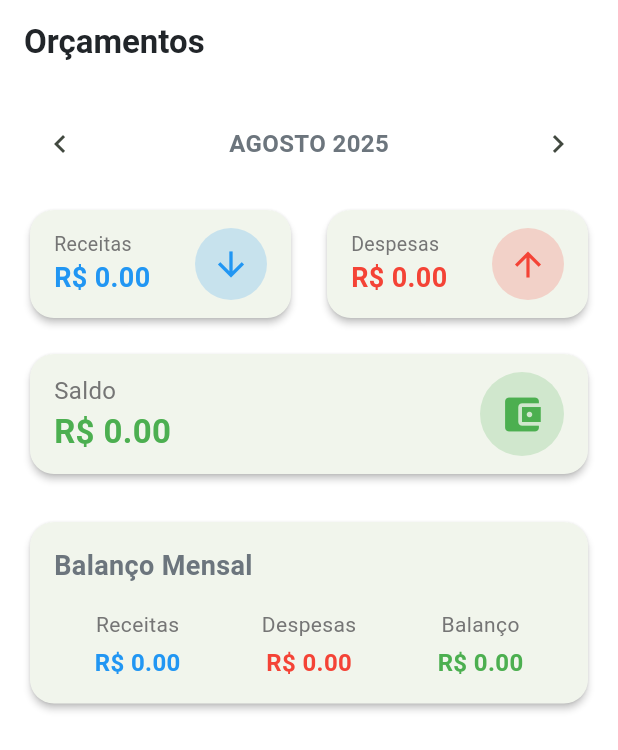
After one commit to Rudrigozx/DAM-Gerenciador_Despesas_para_Universitarios, a Flutter app: the BudgetPage screen opened by its route, after a tap on the "chevron left" icon, on a phone screen of 412 x 824 dp. The commit adds this screen. Shown: the top 750 px of the screen. Run offline on Flutter 3.47's test engine with Material 3 defaults, Android fonts, the phone set to English and light mode, and no system bars; our stand-ins replace font_awesome_flutter, go_router, sqflite; accounts and stored records are empty; Roboto replaces fonts that are missing (Poppins).

Commit message:
Criada tela de orçamentos

```diff
--- a/lib/data/repositories/TransactionRepository.dart
+++ b/lib/data/repositories/TransactionRepository.dart
@@ -99,4 +99,26 @@ class TransactionRepository {
 
     return balance;
   }
+
+  Future<double> _getSumByTypeAndMonth(TransactionType type, DateTime date) async {
+    final db = await dbService.database;
+    final firstDayOfMonth = DateTime(date.year, date.month, 1).toIso8601String();
+    final lastDayOfMonth = DateTime(date.year, date.month + 1, 0, 23, 59, 59).toIso8601String();
+
+    final result = await db.rawQuery(
+        'SELECT SUM(amount) as total FROM transactions WHERE type = ? AND date BETWEEN ? AND ?',
+        [type.index, firstDayOfMonth, lastDayOfMonth]
+    );
+
+    final total = result.first['total'];
+    return (total is double) ? total : 0.0;
+  }
+
+  Future<double> getSumOfIncomesByMonth(DateTime date) async {
+    return _getSumByTypeAndMonth(TransactionType.income, date);
+  }
+
+  Future<double> getSumOfExpensesByMonth(DateTime date) async {
+    return _getSumByTypeAndMonth(TransactionType.expense, date);
+  }
 }
--- a/lib/routing/routes.dart
+++ b/lib/routing/routes.dart
@@ -10,6 +10,7 @@ import 'package:fin_plus/ui/transactions/TransactionsPage.dart';
 import 'package:flutter/material.dart';
 import 'package:go_router/go_router.dart';
 
+import '../ui/budget/budget_page.dart';
 import '../ui/categories/category_list_page.dart';
 import '../ui/wallets/wallet_list_page.dart';
 
@@ -81,6 +82,12 @@ class AppRoutes {
         name: 'wallets-list',
         builder: (context, state) => const WalletListPage(),
       ),
+
+      GoRoute(
+        path: '/budget',
+        name: 'budget',
+        builder: (context, state) => const BudgetPage(),
+      ),
     ],
 
     // Página de erro para rotas não encontradas
--- /dev/null
+++ b/lib/ui/budget/budget_page.dart
@@ -0,0 +1,257 @@
+import 'package:fin_plus/data/repositories/sql_goal_repository_impl.dart';
+import 'package:flutter/material.dart';
+import 'package:intl/intl.dart';
+import '../../data/repositories/TransactionRepository.dart';
+import '../../domain/models/goal_model.dart';
+
+class BudgetPage extends StatefulWidget {
+  const BudgetPage({super.key});
+
+  @override
+  State<BudgetPage> createState() => _BudgetPageState();
+}
+
+class _BudgetPageState extends State<BudgetPage> {
+  final TransactionRepository _transactionRepo = TransactionRepository();
+  final SqlGoalRepositoryImpl _goalRepo = SqlGoalRepositoryImpl();
+
+  bool _isLoading = true;
+  DateTime _selectedMonth = DateTime.now();
+  double _totalIncome = 0.0;
+  double _totalExpenses = 0.0;
+  Goal? _mainGoal;
+
+  @override
+  void initState() {
+    super.initState();
+    Intl.defaultLocale = 'pt_BR';
+    _loadDashboardData();
+  }
+
+  Future<void> _loadDashboardData() async {
+    setState(() => _isLoading = true);
+
+    final income = await _transactionRepo.getSumOfIncomesByMonth(_selectedMonth);
+    final expenses = await _transactionRepo.getSumOfExpensesByMonth(_selectedMonth);
+    final goals = await _goalRepo.getGoals();
+
+    setState(() {
+      _totalIncome = income;
+      _totalExpenses = expenses;
+      _mainGoal = goals.isNotEmpty ? goals.first : null;
+      _isLoading = false;
+    });
+  }
+
+  void _changeMonth(int increment) {
+    setState(() {
+      _selectedMonth = DateTime(_selectedMonth.year, _selectedMonth.month + increment, 1);
+    });
+    _loadDashboardData();
+  }
+
+  @override
+  Widget build(BuildContext context) {
+    return Scaffold(
+      appBar: AppBar(
+        title: const Text('Orçamentos'),
+        elevation: 0,
+        backgroundColor: Theme.of(context).scaffoldBackgroundColor,
+        foregroundColor: Colors.black,
+      ),
+      body: _isLoading
+          ? const Center(child: CircularProgressIndicator())
+          : SingleChildScrollView(
+        padding: const EdgeInsets.all(16.0),
+        child: Column(
+          children: [
+            _buildMonthSelector(),
+            const SizedBox(height: 16),
+            _buildSummaryCards(),
+            const SizedBox(height: 24),
+            _buildMonthlyBalanceCard(),
+            const SizedBox(height: 24),
+            if (_mainGoal != null) _buildGoalsCard(_mainGoal!),
+          ],
+        ),
+      ),
+    );
+  }
+
+  Widget _buildMonthSelector() {
+    return Row(
+      mainAxisAlignment: MainAxisAlignment.spaceBetween,
+      children: [
+        IconButton(icon: const Icon(Icons.chevron_left), onPressed: () => _changeMonth(-1)),
+        Text(
+          DateFormat('MMMM yyyy').format(_selectedMonth).toUpperCase(),
+          style: const TextStyle(fontWeight: FontWeight.bold, fontSize: 16),
+        ),
+        IconButton(icon: const Icon(Icons.chevron_right), onPressed: () => _changeMonth(1)),
+      ],
+    );
+  }
+
+  Widget _buildSummaryCards() {
+    final balance = _totalIncome - _totalExpenses;
+    return Column(
+      children: [
+        Row(
+          children: [
+            Expanded(child: _summaryCard('Receitas', _totalIncome, Colors.blue, Icons.arrow_downward)),
+            const SizedBox(width: 16),
+            Expanded(child: _summaryCard('Despesas', _totalExpenses, Colors.red, Icons.arrow_upward)),
+          ],
+        ),
+        const SizedBox(height: 16),
+        _summaryCard('Saldo', balance, Colors.green, Icons.account_balance_wallet, isLarge: true),
+      ],
+    );
+  }
+
+  Widget _summaryCard(String title, double value, Color color, IconData icon, {bool isLarge = false}) {
+    return Card(
+      elevation: 2,
+      shape: RoundedRectangleBorder(borderRadius: BorderRadius.circular(16)),
+      child: Padding(
+        padding: const EdgeInsets.symmetric(horizontal: 16.0, vertical: 12.0),
+        child: Row(
+          mainAxisAlignment: MainAxisAlignment.spaceBetween,
+          children: [
+            Expanded( // Use Expanded para o Column de texto
+              child: Column(
+                crossAxisAlignment: CrossAxisAlignment.start,
+                children: [
+                  Text(
+                    title,
+                    style: TextStyle(color: Colors.grey[600], fontSize: isLarge ? 16 : 13),
+                  ),
+                  FittedBox( // Use FittedBox para garantir que o valor caiba
+                    fit: BoxFit.scaleDown,
+                    child: Text(
+                      'R\$ ${value.toStringAsFixed(2)}',
+                      style: TextStyle(
+                        fontWeight: FontWeight.bold,
+                        fontSize: isLarge ? 22 : 18, // Reduz um pouco o tamanho
+                        color: color,
+                      ),
+                    ),
+                  ),
+                ],
+              ),
+            ),
+            const SizedBox(width: 8), // Espaço entre o texto e o ícone
+            CircleAvatar(
+              backgroundColor: color.withOpacity(0.2),
+              radius: isLarge ? 28 : 24, // Ajusta o tamanho do CircleAvatar
+              child: Icon(icon, color: color, size: isLarge ? 30 : 26), // Ajusta o tamanho do ícone
+            )
+          ],
+        ),
+      ),
+    );
+  }
+
+  Widget _buildMonthlyBalanceCard() {
+    return Card(
+      elevation: 2,
+      shape: RoundedRectangleBorder(borderRadius: BorderRadius.circular(16)),
+      child: Padding(
+        padding: const EdgeInsets.all(16.0),
+        child: Column(
+          crossAxisAlignment: CrossAxisAlignment.start,
+          children: [
+            const Text('Balanço Mensal', style: TextStyle(fontWeight: FontWeight.bold, fontSize: 18)),
+            const SizedBox(height: 16),
+            Row(
+              mainAxisAlignment: MainAxisAlignment.spaceAround,
+              children: [
+                _balanceItem('Receitas', _totalIncome, Colors.blue),
+                _balanceItem('Despesas', _totalExpenses, Colors.red),
+                _balanceItem('Balanço', _totalIncome - _totalExpenses, Colors.green),
+              ],
+            )
+          ],
+        ),
+      ),
+    );
+  }
+
+  Widget _balanceItem(String label, double value, Color color) {
+    return Column(
+      children: [
+        Text(label, style: TextStyle(color: Colors.grey[600])),
+        const SizedBox(height: 4),
+        Text(
+          'R\$ ${value.toStringAsFixed(2)}',
+          style: TextStyle(color: color, fontWeight: FontWeight.bold, fontSize: 16),
+        )
+      ],
+    );
+  }
+
+  Widget _buildGoalsCard(Goal goal) {
+    return Card(
+      elevation: 2,
+      shape: RoundedRectangleBorder(borderRadius: BorderRadius.circular(16)),
+      child: Padding(
+        padding: const EdgeInsets.all(16.0),
+        child: Column(
+          crossAxisAlignment: CrossAxisAlignment.start,
+          children: [
+            const Text('Objetivos', style: TextStyle(fontWeight: FontWeight.bold, fontSize: 18)),
+            const SizedBox(height: 16),
+            Row(
+              children: [
+                SizedBox(
+                  width: 60,
+                  height: 60,
+                  child: Stack(
+                    fit: StackFit.expand,
+                    children: [
+                      CircularProgressIndicator(
+                        value: goal.progress,
+                        strokeWidth: 8,
+                        backgroundColor: Colors.grey[300],
+                        valueColor: const AlwaysStoppedAnimation<Color>(Colors.green),
+                      ),
+                      Center(child: Text('${(goal.progress * 100).toStringAsFixed(0)}%')),
+                    ],
+                  ),
+                ),
+                const SizedBox(width: 16),
+                Expanded(
+                  child: Column(
+                    crossAxisAlignment: CrossAxisAlignment.start,
+                    children: [
+                      Text(goal.description, style: const TextStyle(fontWeight: FontWeight.bold)),
+                      const SizedBox(height: 8),
+                      LinearProgressIndicator(
+                        value: goal.progress,
+                        backgroundColor: Colors.grey[300],
+                        valueColor: const AlwaysStoppedAnimation<Color>(Colors.green),
+                        minHeight: 10,
+                      ),
+                      const SizedBox(height: 4),
+                      Text(
+                        'R\$ ${goal.currentAmount.toStringAsFixed(2)} de R\$ ${goal.targetAmount.toStringAsFixed(2)}',
+                        style: TextStyle(color: Colors.grey[600], fontSize: 12),
+                      ),
+                    ],
+                  ),
+                ),
+              ],
+            ),
+            Align(
+              alignment: Alignment.centerRight,
+              child: TextButton(
+                onPressed: () { /* TODO: Navegar para a tela de lista de objetivos */ },
+                child: const Text('VER MAIS'),
+              ),
+            )
+          ],
+        ),
+      ),
+    );
+  }
+}
```
